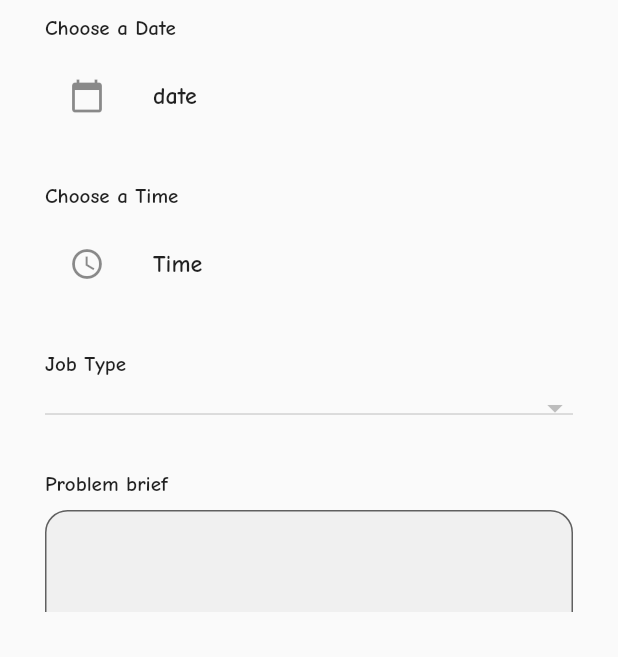
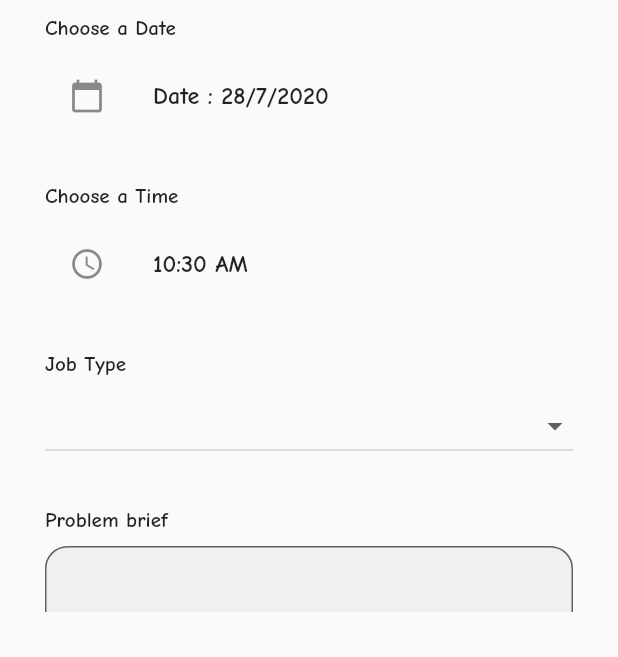
Before and after one commit to AutomoSoft/automosoft_mobile, a Flutter app: the MakeReservation screen opened directly, on a phone screen of 412 x 824 dp, the part 579-1236 px from its top. Run offline on Flutter 3.47's test engine with Material 2 defaults, Android fonts, the phone set to English and light mode, and no system bars; our stand-ins replace flutter_speed_dial; missing offline and left inert: flutter_rounded_date_picker, grouped_buttons.

Commit message:
make reservation update

```diff
--- a/lib/app_screen/customer/makeReservation.dart
+++ b/lib/app_screen/customer/makeReservation.dart
@@ -2,7 +2,9 @@
 
 
 import 'package:flutter/material.dart';
-
+import 'package:flutter_rounded_date_picker/rounded_picker.dart';
+import 'package:flutter/cupertino.dart';
+import 'package:intl/intl.dart';
 class MakeReservation extends StatefulWidget {
   MakeReservation({Key key}) : super(key: key);
 
@@ -11,6 +13,47 @@ class MakeReservation extends StatefulWidget {
 }
 
 class _MakeReservationState extends State<MakeReservation> {
+    final _formKey=GlobalKey<FormState>();
+      DateTime  _selectday;
+      String  selectday;
+      String jobtype;
+      TimeOfDay _selectTime;
+       TextEditingController problem;
+       var jobType=["Paint Job","Accident Repair","Vehicle Valuation","Full Service","Other"];
+  @override
+  void initState() {
+     _selectday=DateTime.now();
+     _selectTime=TimeOfDay.now();
+     problem=TextEditingController();
+    super.initState();
+  }
+      datePicker()async{
+        DateTime newDateTime = await showRoundedDatePicker(
+                    context: context,
+
+                    initialDate: _selectday,
+                     firstDate: DateTime(DateTime.now().year),
+                     lastDate: DateTime(DateTime.now().year + 1),
+                 theme: ThemeData.dark()
+                        );
+                        if(newDateTime!=null){
+                          setState(() {
+                            _selectday=newDateTime;
+                            selectday=DateFormat('EEE MMM  d '  'yyyy  ').format(_selectday);
+                          });
+                        }
+     }
+     timePicker() async{
+       TimeOfDay newDateTime= await showRoundedTimePicker(
+         context: context,
+          initialTime:TimeOfDay.now());
+          if(newDateTime!=null){
+                          setState(() {
+                            _selectTime=newDateTime;
+
+                          });
+                        }
+     }
   @override
   Widget build(BuildContext context) {
     return Scaffold(
@@ -43,8 +86,8 @@ class _MakeReservationState extends State<MakeReservation> {
                         SizedBox(height:10),
                           ListTile(
                              leading: Icon(Icons.calendar_today),
-                             title:Text("date"),
-                             onTap: (){},
+                             title:Text("Date : ${_selectday.day.toString()}/${_selectday.month.toString()}/${_selectday.year.toString()}"),
+                             onTap:()=>datePicker(),
                           ) ,
                           SizedBox(height:30),
                             Text("Choose a Time"),
@@ -52,19 +95,39 @@ class _MakeReservationState extends State<MakeReservation> {
                           ListTile(
 
                             leading:Icon(Icons.access_time),
-                            title:Text("Time"),
-                            onTap: (){},
+                            title:Text(_selectTime.format(context)),
+                            onTap: ()=>timePicker(),
                           ),
                           SizedBox(height:30),
                            Text("Job Type"),
                             SizedBox(height:10),
-                          DropdownButton(isExpanded: true, items: null, onChanged: null),
+                          DropdownButton<String>(
+                            isExpanded: true,
+                            items:jobType.map((item){
+                               return DropdownMenuItem<String>(
+                                  child:Text(item),
+                                  value:item,
+                               );
+                            }).toList(),
+                             onChanged:(String newValue){
+                                setState(() {
+                                    this.jobtype=newValue;
+                                });
+                             },
+                             value:jobtype,
+                             ),
 
 
                            SizedBox(height:30),
                            Text("Problem brief"),
                             SizedBox(height:10),
                          TextFormField(
+                           controller: problem,
+                           validator: (value){
+                              if(value.isEmpty ||value.trim()==""){
+                                   return  "";
+                                 }
+                           },
                             minLines: 10,
                            maxLines: 15,
                            decoration: InputDecoration(
--- a/lib/app_screen/forman/jobCard.dart
+++ b/lib/app_screen/forman/jobCard.dart
@@ -42,7 +42,7 @@ class _JobCardState extends State<JobCard> {
    String jobtype=null;
    String customer=null;
 
-   var jobType=["Paint Job","Accident Repair","Valuation","Other"];
+   var jobType=["Paint Job","Accident Repair","Vehicle Valuation","Other"];
 
 
     final _formKey=GlobalKey<FormState>();
```
